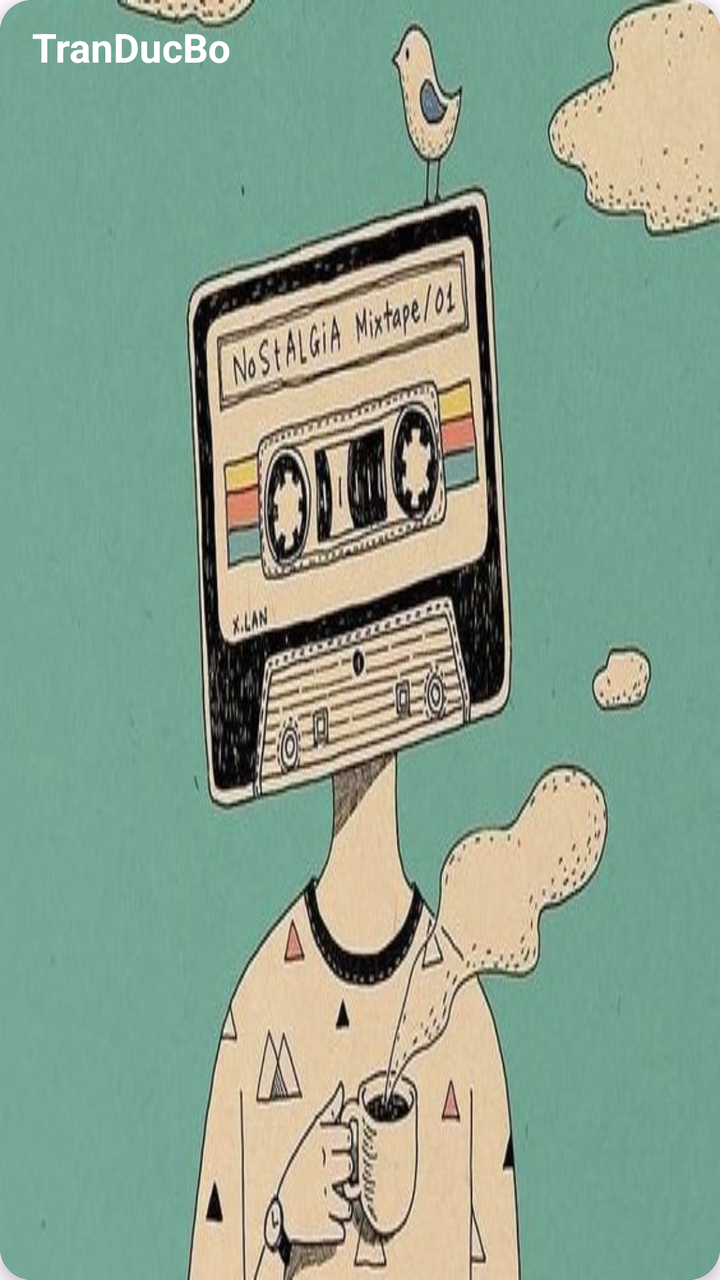
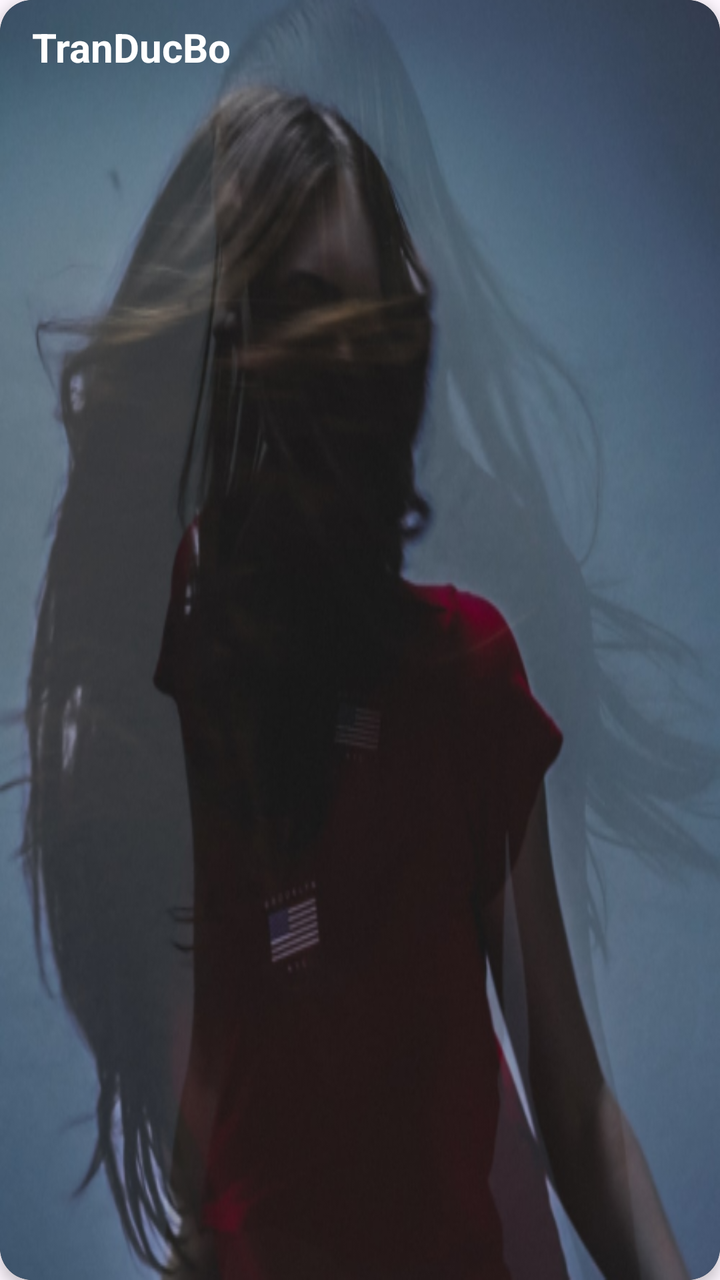

The first picture is an Android layout as it rendered before a commit; the second is the same layout after the commit. The layout source and the unified diff follow.
<!-- AndroidManifest.xml: application theme Theme.Musium -->
<!-- res/layout/item_top_artist.xml -->
<?xml version="1.0" encoding="utf-8"?>
<layout xmlns:android="http://schemas.android.com/apk/res/android"
    xmlns:app="http://schemas.android.com/apk/res-auto">
<androidx.cardview.widget.CardView

    android:layout_width="180dp"
    android:layout_height="180dp"
    android:layout_margin="8dp"
    android:background="@drawable/cassette_head"
    app:cardBackgroundColor="#0D1415"
    app:cardCornerRadius="16dp"
    app:cardElevation="4dp">
    <androidx.constraintlayout.widget.ConstraintLayout
        android:layout_width="match_parent"
        android:background="@drawable/cassette_head"
        android:layout_height="match_parent">
        <TextView
            android:id="@+id/tvArtistName"
            app:layout_constraintTop_toTopOf="parent"
            app:layout_constraintStart_toStartOf="parent"
            android:layout_width="wrap_content"
            android:layout_height="wrap_content"
            android:layout_marginTop="10dp"
            android:textSize="20sp"
            android:textColor="@color/white"
            android:textStyle="bold"
            android:text="TranDucBo"
            android:layout_marginStart="16dp"/>

    </androidx.constraintlayout.widget.ConstraintLayout>
</androidx.cardview.widget.CardView>
</layout>
<!-- resources referenced by this layout -->
<resources>
  <color name="white">#FFFFFFFF</color>
  <!-- drawable cassette_head: jpg bitmap (drawable, 60018 bytes) -->
  <style name="Theme.Musium" parent="Base.Theme.Musium" />
  <style name="Base.Theme.Musium" parent="Theme.Material3.DayNight.NoActionBar">
          
          
      </style>
</resources>

<!-- the commit's change to res/layout/item_top_artist.xml (unified diff, before → after) -->
@@ -6,13 +6,14 @@
     android:layout_width="180dp"
     android:layout_height="180dp"
     android:layout_margin="8dp"
+
     android:background="@drawable/cassette_head"
     app:cardBackgroundColor="#0D1415"
     app:cardCornerRadius="16dp"
     app:cardElevation="4dp">
     <androidx.constraintlayout.widget.ConstraintLayout
         android:layout_width="match_parent"
-        android:background="@drawable/cassette_head"
+        android:background="@drawable/img_top_tracks2"
         android:layout_height="match_parent">
         <TextView
             android:id="@+id/tvArtistName"
@@ -21,6 +22,10 @@
             android:layout_width="wrap_content"
             android:layout_height="wrap_content"
             android:layout_marginTop="10dp"
+            android:maxLines="2"
+            android:maxLength="15"
+            android:layout_marginEnd="16dp"
+            android:ellipsize="end"
             android:textSize="20sp"
             android:textColor="@color/white"
             android:textStyle="bold"
<!-- resource entries referenced after the edit -->
@@ -2,6 +2,7 @@
 <resources>
   <color name="white">#FFFFFFFF</color>
   <!-- drawable cassette_head: jpg bitmap (drawable, 60018 bytes) -->
+  <!-- drawable img_top_tracks2: png bitmap (drawable, 191515 bytes) -->
   <style name="Theme.Musium" parent="Base.Theme.Musium" />
   <style name="Base.Theme.Musium" parent="Theme.Material3.DayNight.NoActionBar">
           
